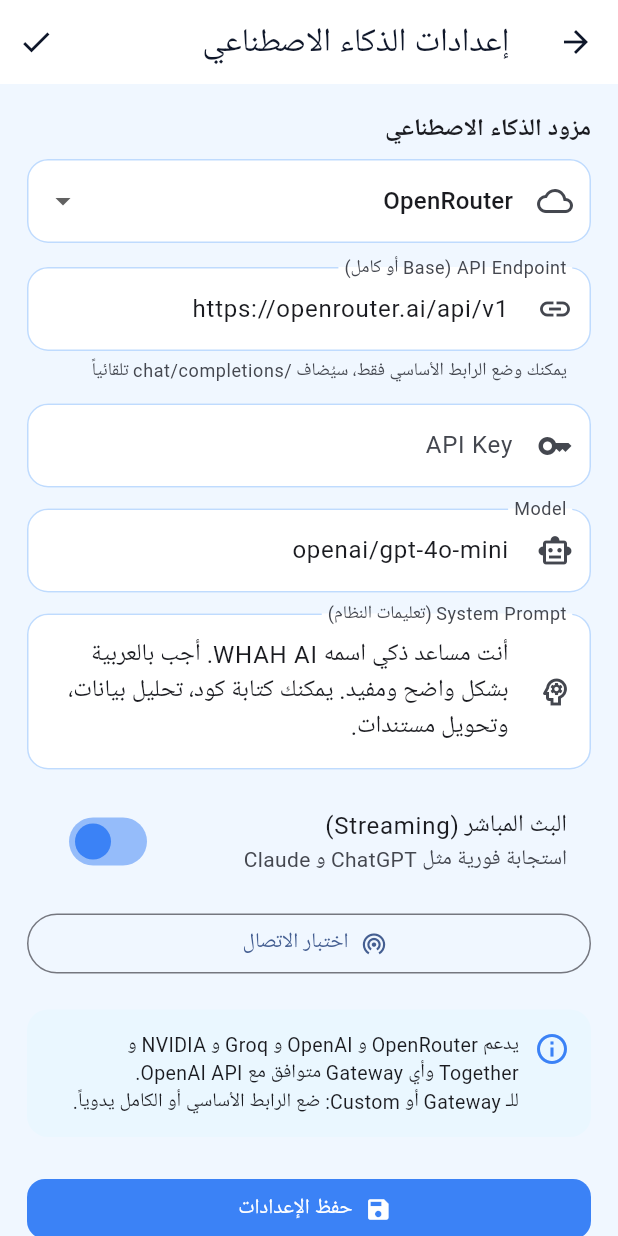
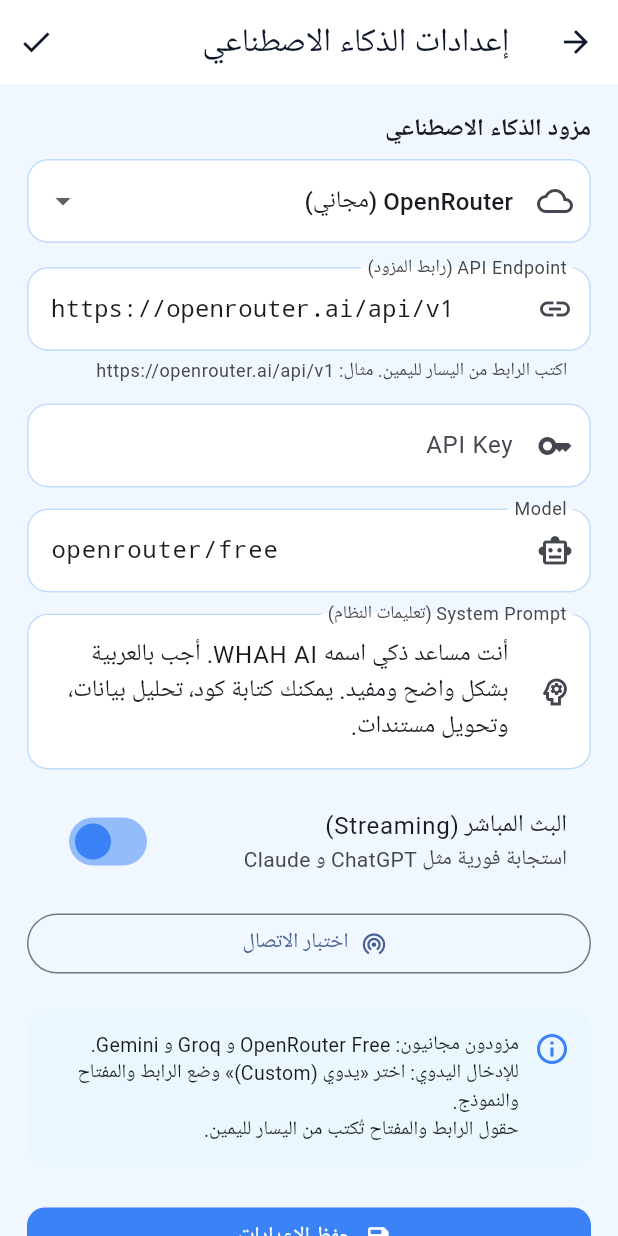
Before and after one commit to tayebi7/whah-ai, a Flutter app: the SettingsPage screen opened directly with empty values, on a phone screen of 412 x 824 dp. Run offline on Flutter 3.47's test engine with Material 3 defaults, Android fonts, the phone set to English and light mode, and no system bars; our stand-ins replace file_picker, flutter_markdown, shared_preferences; accounts and stored records are empty.

Commit message:
Update main.dart

```diff
--- a/lib/main.dart
+++ b/lib/main.dart
@@ -227,10 +227,10 @@
   String systemPrompt;
 
   WahaSettings({
-    this.provider = 'OpenRouter',
+    this.provider = 'OpenRouter (مجاني)',
     this.endpoint = 'https://openrouter.ai/api/v1',
     this.apiKey = '',
-    this.model = 'openai/gpt-4o-mini',
+    this.model = 'openrouter/free',
     this.streamEnabled = true,
     this.systemPrompt =
         'أنت مساعد ذكي اسمه WHAH AI. أجب بالعربية بشكل واضح ومفيد. يمكنك كتابة كود، تحليل بيانات، وتحويل مستندات.',
@@ -247,11 +247,11 @@
 
   factory WahaSettings.fromJson(Map<String, dynamic> json) {
     return WahaSettings(
-      provider: json['provider']?.toString() ?? 'OpenRouter',
+      provider: json['provider']?.toString() ?? 'OpenRouter (مجاني)',
       endpoint: json['endpoint']?.toString() ??
           'https://openrouter.ai/api/v1',
       apiKey: json['apiKey']?.toString() ?? '',
-      model: json['model']?.toString() ?? 'openai/gpt-4o-mini',
+      model: json['model']?.toString() ?? 'openrouter/free',
       streamEnabled: json['streamEnabled'] as bool? ?? true,
       systemPrompt: json['systemPrompt']?.toString() ??
           'أنت مساعد ذكي اسمه WHAH AI. أجب بالعربية بشكل واضح ومفيد.',
@@ -271,9 +271,19 @@
     final raw = prefs.getString(settingsKey);
     if (raw == null || raw.isEmpty) return WahaSettings();
     try {
-      return WahaSettings.fromJson(
-        Map<String, dynamic>.from(jsonDecode(raw)),
-      );
+      final map = Map<String, dynamic>.from(jsonDecode(raw));
+      // ترحيل الأسماء القديمة
+      final p = map['provider']?.toString() ?? '';
+      if (p == 'Gateway' || p == 'Custom') {
+        map['provider'] = 'يدوي (Custom)';
+      }
+      if (p == 'OpenRouter') {
+        map['provider'] = 'OpenRouter (مجاني)';
+      }
+      if (p == 'Groq') {
+        map['provider'] = 'Groq (مجاني)';
+      }
+      return WahaSettings.fromJson(map);
     } catch (_) {
       return WahaSettings();
     }
@@ -558,8 +568,8 @@
 
     // تحقق من الإعدادات
     if (_settings.apiKey.trim().isEmpty &&
-        _settings.provider != 'Custom' &&
-        _settings.provider != 'Gateway') {
+        !_settings.provider.contains('يدوي') &&
+        _settings.provider != 'Custom') {
       ScaffoldMessenger.of(context).showSnackBar(
         SnackBar(
           content: const Text('أدخل مفتاح API من الإعدادات أولاً'),
@@ -628,45 +638,18 @@
         });
       }
 
-      // جرب البث أولاً، وعند أي فشل استخدم الطلب العادي (أوثق على الموبايل)
-      var usedStream = false;
-      if (_settings.streamEnabled) {
-        try {
-          await service.streamMessage(
-            messages: messages,
-            onChunk: (chunk) {
-              if (!mounted) return;
-              usedStream = true;
-              setState(() {
-                assistantMessage.content += chunk;
-              });
-              _scrollToBottom();
-            },
-          );
-        } catch (streamError) {
-          // فشل البث — نجرب الطلب العادي
-          if (assistantMessage.content.trim().isEmpty) {
-            final result = await service.sendMessage(messages: messages);
-            if (mounted) {
-              setState(() => assistantMessage.content = result);
-            }
-          } else {
-            rethrow;
-          }
-        }
-
-        if (assistantMessage.content.trim().isEmpty && !usedStream) {
-          final result = await service.sendMessage(messages: messages);
-          if (mounted) {
-            setState(() => assistantMessage.content = result);
-          }
-        }
-      } else {
-        final result = await service.sendMessage(messages: messages);
-        if (mounted) {
-          setState(() => assistantMessage.content = result);
-        }
-      }
+      // مسار سريع: بث فوري مع سقوط تلقائي للطلب العادي
+      await service.sendSmart(
+        messages: messages,
+        preferStream: _settings.streamEnabled,
+        onChunk: (chunk) {
+          if (!mounted || chunk.isEmpty) return;
+          setState(() {
+            assistantMessage.content += chunk;
+          });
+          _scrollToBottom();
+        },
+      );
     } catch (e) {
       if (mounted) {
         setState(() {
@@ -1396,17 +1379,35 @@
   String? _testResult;
 
   static const _providers = {
-    'OpenRouter': {
+    // —— مجاني / طبقة مجانية ——
+    'OpenRouter (مجاني)': {
       'endpoint': 'https://openrouter.ai/api/v1',
-      'model': 'openai/gpt-4o-mini',
+      'model': 'openrouter/free',
     },
+    'Groq (مجاني)': {
+      'endpoint': 'https://api.groq.com/openai/v1',
+      'model': 'llama-3.3-70b-versatile',
+    },
+    'Google Gemini (مجاني)': {
+      'endpoint': 'https://generativelanguage.googleapis.com/v1beta/openai',
+      'model': 'gemini-2.0-flash',
+    },
+    'DeepSeek (رخيص)': {
+      'endpoint': 'https://api.deepseek.com/v1',
+      'model': 'deepseek-chat',
+    },
+    'Mistral (تجريبي)': {
+      'endpoint': 'https://api.mistral.ai/v1',
+      'model': 'mistral-small-latest',
+    },
+    // —— مدفوع / عام ——
     'OpenAI': {
       'endpoint': 'https://api.openai.com/v1',
       'model': 'gpt-4o-mini',
     },
-    'Groq': {
-      'endpoint': 'https://api.groq.com/openai/v1',
-      'model': 'llama-3.3-70b-versatile',
+    'OpenRouter': {
+      'endpoint': 'https://openrouter.ai/api/v1',
+      'model': 'openai/gpt-4o-mini',
     },
     'NVIDIA NIM': {
       'endpoint': 'https://integrate.api.nvidia.com/v1',
@@ -1416,11 +1417,8 @@
       'endpoint': 'https://api.together.xyz/v1',
       'model': 'meta-llama/Meta-Llama-3.1-8B-Instruct-Turbo',
     },
-    'Gateway': {
-      'endpoint': '',
-      'model': '',
-    },
-    'Custom': {
+    // إدخال يدوي كامل
+    'يدوي (Custom)': {
       'endpoint': '',
       'model': '',
     },
@@ -1490,7 +1488,7 @@
       });
       return;
     }
-    if (apiKey.isEmpty && _provider != 'Gateway' && _provider != 'Custom') {
+    if (apiKey.isEmpty && !_provider.contains('يدوي') && _provider != 'Custom') {
       setState(() {
         _testResult = '❌ أدخل مفتاح API أولاً';
         _testing = false;
@@ -1574,21 +1572,35 @@
           const SizedBox(height: 16),
           TextField(
             controller: _endpointController,
+            textDirection: TextDirection.ltr,
+            textAlign: TextAlign.left,
+            keyboardType: TextInputType.url,
+            style: const TextStyle(
+              fontFamily: 'monospace',
+              letterSpacing: 0,
+            ),
             decoration: const InputDecoration(
-              labelText: 'API Endpoint (Base أو كامل)',
+              labelText: 'API Endpoint (رابط المزود)',
               hintText: 'https://openrouter.ai/api/v1',
+              hintTextDirection: TextDirection.ltr,
               border: OutlineInputBorder(),
               prefixIcon: Icon(Icons.link),
               helperText:
-                  'يمكنك وضع الرابط الأساسي فقط، سيُضاف /chat/completions تلقائياً',
+                  'اكتب الرابط من اليسار لليمين. مثال: https://openrouter.ai/api/v1',
+              helperMaxLines: 2,
             ),
           ),
           const SizedBox(height: 14),
           TextField(
             controller: _apiKeyController,
             obscureText: true,
+            textDirection: TextDirection.ltr,
+            textAlign: TextAlign.left,
+            style: const TextStyle(fontFamily: 'monospace'),
             decoration: const InputDecoration(
               labelText: 'API Key',
+              hintText: 'sk-or-v1-...',
+              hintTextDirection: TextDirection.ltr,
               border: OutlineInputBorder(),
               prefixIcon: Icon(Icons.key_outlined),
             ),
@@ -1596,9 +1608,13 @@
           const SizedBox(height: 14),
           TextField(
             controller: _modelController,
+            textDirection: TextDirection.ltr,
+            textAlign: TextAlign.left,
+            style: const TextStyle(fontFamily: 'monospace'),
             decoration: const InputDecoration(
               labelText: 'Model',
-              hintText: 'openai/gpt-4o-mini',
+              hintText: 'openrouter/free',
+              hintTextDirection: TextDirection.ltr,
               border: OutlineInputBorder(),
               prefixIcon: Icon(Icons.smart_toy_outlined),
             ),
@@ -1660,8 +1676,9 @@
                 SizedBox(width: 10),
                 Expanded(
                   child: Text(
-                    'يدعم OpenRouter و OpenAI و Groq و NVIDIA و Together وأي Gateway متوافق مع OpenAI API.\n'
-                    'للـ Gateway أو Custom: ضع الرابط الأساسي أو الكامل يدوياً.',
+                    'مزودون مجانيون: OpenRouter Free و Groq و Gemini.\n'
+                    'للإدخال اليدوي: اختر «يدوي (Custom)» وضع الرابط والمفتاح والنموذج.\n'
+                    'حقول الرابط والمفتاح تُكتب من اليسار لليمين.',
                     style: TextStyle(fontSize: 13, height: 1.4),
                   ),
                 ),
```
